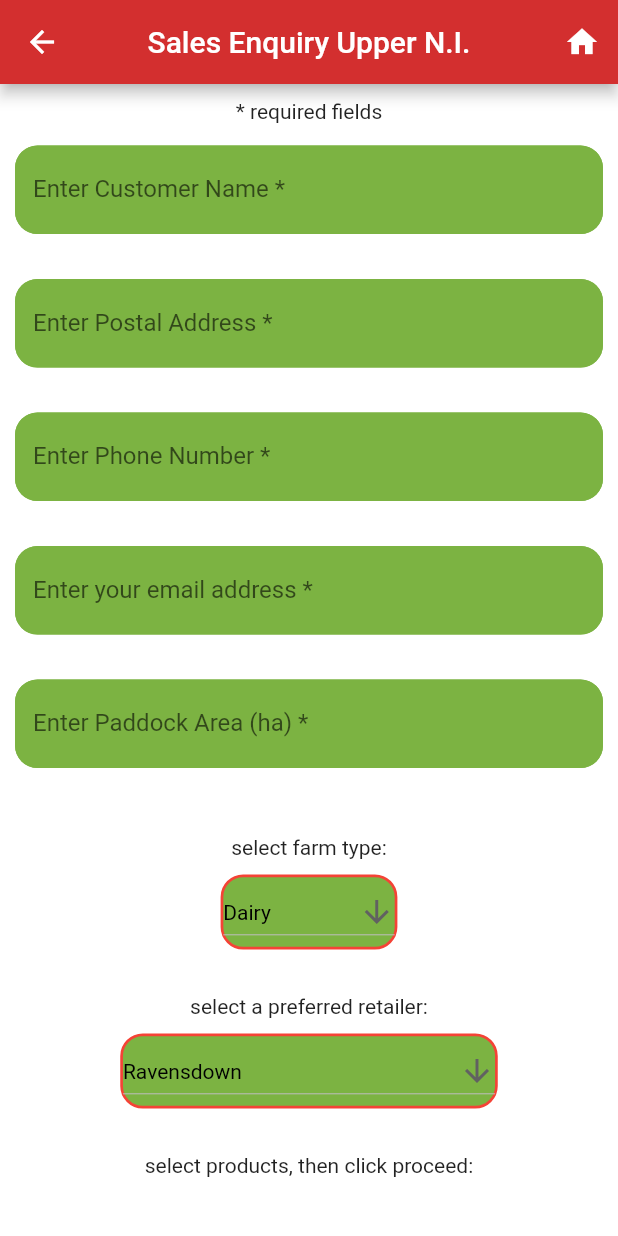
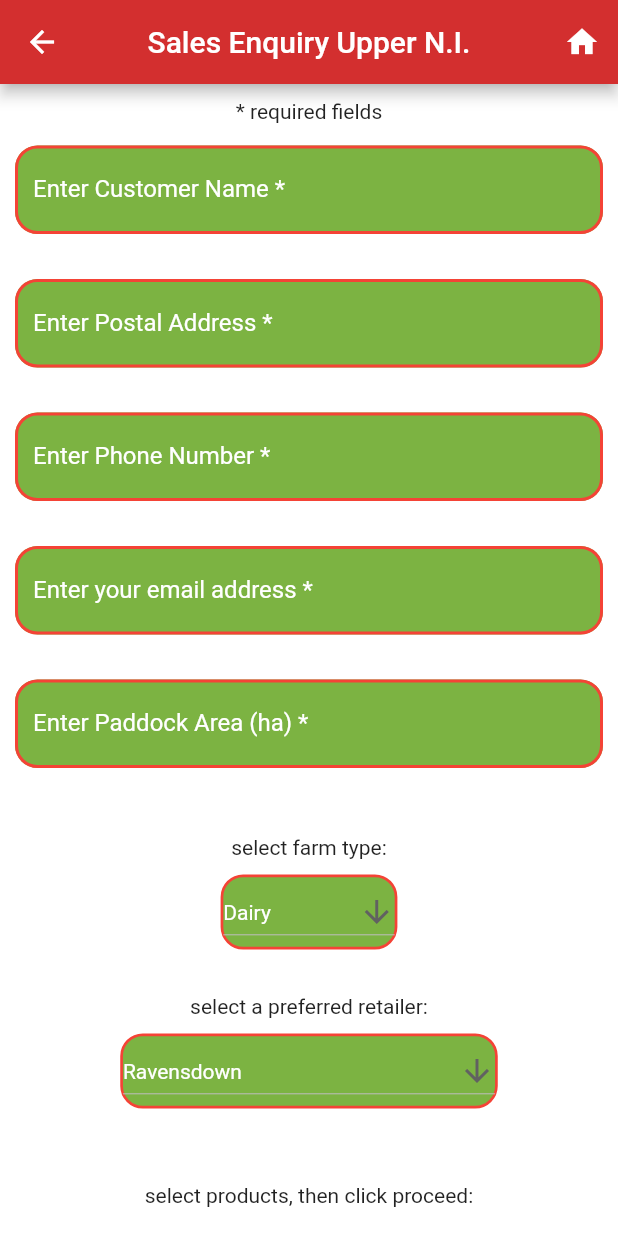
Before and after one commit to NickCameron53/Cropmark-Forage-Guide, a Flutter app: the EnquiryUNI screen opened directly, on a phone screen of 412 x 824 dp. Run offline on Flutter 3.47's test engine with Material 2 defaults, Android fonts, the phone set to English and light mode, and no system bars; our stand-ins replace multi_select_flutter, url_launcher_web; missing offline and left inert: flutter_email_sender.

Commit message:
updated sales enquiry uni

```diff
--- a/lib/salesenquiryuni.dart
+++ b/lib/salesenquiryuni.dart
@@ -14,10 +14,7 @@ class Seeds {
     this.id,
     this.name,
   });
-
-
 }
-
 
 class EnquiryUNI extends StatefulWidget {
   EnquiryUNI({Key key, this.title}) : super(key: key);
@@ -62,6 +59,9 @@ class _EnquiryState extends State<EnquiryUNI> {
     Seeds(id: 27, name: "Lactimo"),
     Seeds(id: 28, name: "Betimo"),
     Seeds(id: 29, name: "Laurena"),
+    Seeds(id: 30, name: "Avatar Pasture Pack"),
+    Seeds(id: 31, name: "Matrix Pasture Pack"),
+    Seeds(id: 32, name: "Ultra & Avatar Pasture Pack"),
   ];
   var _cultivars = _Seeds
       .map((product) => MultiSelectItem<Seeds>(product, product.name))
@@ -91,43 +91,9 @@ class _EnquiryState extends State<EnquiryUNI> {
 
   String farmtype = 'Dairy';
   String retailer = 'Ravensdown';
-  String product1 = '';
-  String product2 = '';
-  String product3 = '';
-  String product4 = '';
-  String product5 = '';
   String seedmixed = 'YES';
   String seedtreatment = 'YES';
-  var _productlist = ['',
-    'Ultra AR1 diploid perennial ryegrass',
-    'Matrix SE  diploid perennial ryegrass',
-    'Raider NEA2  diploid perennial ryegrass',
-    'Avatar NEA tetraploid perennial ryegrass',
-    'Kai  tetraploid perennial ryegrass',
-    'Barrier U2 Festulolium grass',
-    'Kainui cocksfoot',
-    'Vision cocksfoot',
-    'Appeal diploid Italian ryegrass',
-    'Sonik diploid Italian ryegrass',
-    'Vibe diploid Italian ryegrass',
-    'Blade diploid Italian ryegrass',
-    'Bullet tetraploid annual ryegrass',
-    'Dash tetraploid annual ryegrass ',
-    'Zoom tetraploid annual ryegrass',
-    'Mantra white clover',
-    'Demand white clover',
-    'Reaper red clover',
-    'Galaxie Max lucerne',
-    'Chico chicory',
-    'Oracle plantain',
-    'Coleor kale',
-    'Proteor kale',
-    'Pillar rape',
-    'Marco turnip',
-    'Geronimo fodder beet',
-    'Lactimo fodder beet',
-    'Betimo fodder beet',
-    'Laurena fodder beet',];
+
   @override
   Widget build(BuildContext context) {
     return Scaffold(
@@ -166,17 +132,19 @@ class _EnquiryState extends State<EnquiryUNI> {
                     ),
 
                     Container(
+
                       margin:
                       EdgeInsets.fromLTRB(10,15,10,15),
                       child: TextFormField(
-                        style: TextStyle(color: Colors.black),
+                        style: TextStyle(color: Colors.white),
                         controller: customerController,
                         validator: (value) {
                           if (value.isEmpty) {
-                            return "please Enter your name";
+                            return "please Enter your name (required)";
                           }
                         },
                         decoration: InputDecoration(
+
                             focusedBorder: OutlineInputBorder(
                               borderSide:
                               BorderSide(color: Colors.red, width: 2.0),
@@ -184,17 +152,19 @@ class _EnquiryState extends State<EnquiryUNI> {
                             ),
                             enabledBorder: OutlineInputBorder(
                               borderSide: BorderSide(
-                                  color: Colors.lightGreen[600], width: 2.0),
+                                  color: Colors.red, width: 2.0),
                               borderRadius: BorderRadius.circular(15),
                             ),
                             fillColor: Colors.lightGreen[600],
                             filled: true,
                             labelText: "Enter Customer Name *",
+                            labelStyle: TextStyle(color: Colors.white),
                             border: OutlineInputBorder(
                                 borderSide: BorderSide(
-                                  color: Colors.black,
+                                  color: Colors.white,
                                   width: 2.0,
                                 ))),
+
                       ),
                     ),
 
@@ -203,7 +173,7 @@ class _EnquiryState extends State<EnquiryUNI> {
                       margin:
                       EdgeInsets.fromLTRB(10,15,10,15),
                       child: TextFormField(
-                        style: TextStyle(color: Colors.black),
+                        style: TextStyle(color: Colors.white),
                         controller: addressController,
                         validator: (value) {
                           if (value.isEmpty) {
@@ -211,6 +181,7 @@ class _EnquiryState extends State<EnquiryUNI> {
                           }
                         },
                         decoration: InputDecoration(
+
                             focusedBorder: OutlineInputBorder(
                               borderSide:
                               BorderSide(color: Colors.red, width: 2.0),
@@ -218,12 +189,13 @@ class _EnquiryState extends State<EnquiryUNI> {
                             ),
                             enabledBorder: OutlineInputBorder(
                               borderSide: BorderSide(
-                                  color: Colors.lightGreen[600], width: 2.0),
+                                  color: Colors.red, width: 2.0),
                               borderRadius: BorderRadius.circular(15),
                             ),
                             fillColor: Colors.lightGreen[600],
                             filled: true,
                             labelText: "Enter Postal Address *",
+                            labelStyle: TextStyle(color: Colors.white),
                             border: OutlineInputBorder(
                                 borderSide: BorderSide(
                                   color: Colors.black,
@@ -237,7 +209,7 @@ class _EnquiryState extends State<EnquiryUNI> {
                       margin:
                       EdgeInsets.fromLTRB(10,15,10,15),
                       child: TextFormField(
-                        style: TextStyle(color: Colors.black),
+                        style: TextStyle(color: Colors.white),
                         controller: phoneController,
                         validator: (value) {
                           if (value.isEmpty) {
@@ -252,12 +224,13 @@ class _EnquiryState extends State<EnquiryUNI> {
                             ),
                             enabledBorder: OutlineInputBorder(
                               borderSide: BorderSide(
-                                  color: Colors.lightGreen[600], width: 2.0),
+                                  color: Colors.red, width: 2.0),
                               borderRadius: BorderRadius.circular(15),
                             ),
                             fillColor: Colors.lightGreen[600],
                             filled: true,
                             labelText: "Enter Phone Number *",
+                            labelStyle: TextStyle(color: Colors.white),
                             border: OutlineInputBorder(
                                 borderSide: BorderSide(
                                   color: Colors.black,
@@ -271,7 +244,7 @@ class _EnquiryState extends State<EnquiryUNI> {
                       margin:
                       EdgeInsets.fromLTRB(10,15,10,15),
                       child: TextFormField(
-                        style: TextStyle(color: Colors.black),
+                        style: TextStyle(color: Colors.white),
                         controller: emailController,
                         validator: (value) {
                           if (value.isEmpty) {
@@ -290,12 +263,13 @@ class _EnquiryState extends State<EnquiryUNI> {
                             ),
                             enabledBorder: OutlineInputBorder(
                               borderSide: BorderSide(
-                                  color: Colors.lightGreen[600], width: 2.0),
+                                  color: Colors.red, width: 2.0),
                               borderRadius: BorderRadius.circular(15),
                             ),
                             fillColor: Colors.lightGreen[600],
                             filled: true,
                             labelText: "Enter your email address *",
+                            labelStyle: TextStyle(color: Colors.white),
                             border: OutlineInputBorder(
                                 borderSide: BorderSide(
                                   color: Colors.black,
@@ -309,7 +283,7 @@ class _EnquiryState extends State<EnquiryUNI> {
                       margin:
                       EdgeInsets.fromLTRB(10,15,10,15),
                       child: TextFormField(
-                        style: TextStyle(color: Colors.black),
+                        style: TextStyle(color: Colors.white),
                         controller: paddockController,
                         validator: (value) {
                           if (value.isEmpty) {
@@ -324,12 +298,13 @@ class _EnquiryState extends State<EnquiryUNI> {
                             ),
                             enabledBorder: OutlineInputBorder(
                               borderSide: BorderSide(
-                                  color: Colors.lightGreen[600], width: 2.0),
+                                  color: Colors.red, width: 2.0),
                               borderRadius: BorderRadius.circular(15),
                             ),
                             fillColor: Colors.lightGreen[600],
                             filled: true,
                             labelText: "Enter Paddock Area (ha) *",
+                            labelStyle: TextStyle(color: Colors.white),
                             border: OutlineInputBorder(
                                 borderSide: BorderSide(
                                   color: Colors.black,
@@ -355,11 +330,12 @@ class _EnquiryState extends State<EnquiryUNI> {
                             width: 1.80),
                       ),
                       child: DropdownButton<String>(
+                        dropdownColor: Colors.lightGreen,
                         value: farmtype,
                         icon: const Icon(Icons.arrow_downward),
                         iconSize: 24,
                         elevation: 16,
-                        style: const TextStyle(color: Colors.black),
+                        style: const TextStyle(color: Colors.white),
                         onChanged: (String newValue1) {
                           setState(() {
                             farmtype = newValue1;
@@ -392,7 +368,7 @@ class _EnquiryState extends State<EnquiryUNI> {
                     // preferred retailer container
                     Container(
                       height: 50,
-                      margin: EdgeInsets.fromLTRB(50, 10, 50, 0),
+                      margin: EdgeInsets.fromLTRB(50, 10, 50, 30),
                       decoration: BoxDecoration(
                         color: Colors.lightGreen[600],
                         borderRadius: BorderRadius.circular(15.0),
@@ -402,11 +378,12 @@ class _EnquiryState extends State<EnquiryUNI> {
                             width: 1.80),
                       ),
                       child: DropdownButton<String>(
+                        dropdownColor: Colors.lightGreen,
                         value: retailer,
                         icon: const Icon(Icons.arrow_downward),
                         iconSize: 24,
                         elevation: 16,
-                        style: const TextStyle(color: Colors.black),
+                        style: const TextStyle(color: Colors.white),
                         onChanged: (String newValue) {
                           setState(() {
                             retailer = newValue;
@@ -430,27 +407,25 @@ class _EnquiryState extends State<EnquiryUNI> {
                     ),
 
                     Container(
-                      margin: EdgeInsets.fromLTRB(10, 30, 10, 0),
+                      margin: EdgeInsets.fromLTRB(50, 20, 50, 0),
                       child: Text('select products, then click proceed:'),
                     ),
 
-// add multi select product button here
                     Container(
                       alignment: Alignment.center,
-                      padding: EdgeInsets.all(20),
+                      padding: EdgeInsets.fromLTRB(50,0,50,0),
                       child: Column(
                         children: <Widget>[
                           SizedBox(height: 40),
-                          //################################################################################################
-                          // Rounded blue MultiSelectDialogField
-                          //################################################################################################
+
                           MultiSelectDialogField(
                             items: _cultivars,
-                            title: Text("Products"),
-                            selectedColor: Colors.green,
+                            title: Text("Scroll down to see and select products"),
+                            backgroundColor: Colors.lightGreen,
+                            selectedColor: Colors.black,
                             decoration: BoxDecoration(
                               color: Colors.lightGreen[600],
-                              borderRadius: BorderRadius.all(Radius.circular(40)),
+                              borderRadius: BorderRadius.all(Radius.circular(15)),
                               border: Border.all(
                                 color: Colors.red[700],
                                 width: 2,
@@ -494,11 +469,12 @@ class _EnquiryState extends State<EnquiryUNI> {
                             width: 1.80),
                       ),
                       child: DropdownButton<String>(
+                        dropdownColor: Colors.lightGreen,
                         value: seedmixed,
                         icon: const Icon(Icons.arrow_downward),
                         iconSize: 24,
                         elevation: 16,
-                        style: const TextStyle(color: Colors.black),
+                        style: const TextStyle(color: Colors.white),
                         onChanged: (String newValue1) {
                           setState(() {
                             seedmixed = newValue1;
@@ -533,11 +509,12 @@ class _EnquiryState extends State<EnquiryUNI> {
                             width: 1.80),
                       ),
                       child: DropdownButton<String>(
+                        dropdownColor: Colors.lightGreen,
                         value: seedtreatment,
                         icon: const Icon(Icons.arrow_downward),
                         iconSize: 24,
                         elevation: 16,
-                        style: const TextStyle(color: Colors.black),
+                        style: const TextStyle(color: Colors.white),
                         onChanged: (String newValue1) {
                           setState(() {
                             seedtreatment = newValue1;
@@ -587,32 +564,13 @@ class _EnquiryState extends State<EnquiryUNI> {
     var _farmtype = farmtype;
     var _paddockText = paddockController.text;
     var _retailer = retailer;
-    var _product1 = product1;
-    var _product2 = product2;
-    var _product3 = product3;
-    var _product4 = product4;
-    var _product5 = product5;
     var _seedmixed = seedmixed;
     var _seedtreatment = seedtreatment;
 
-    // Joels Testing
     var _selectedProducts = _selectedSeeds1
         .map((product) => product.name)
         .toList()
         .join(", ");
-
-    //print(_selectedProducts);
-
-    // .map((product) => MultiSelectItem<Seeds>(product, product.name))
-
-
-    //_cultivars.map((i) => a[a.id] - 1]).toList();
-    // debugPrint(_selectedProducts[0]);
-    // var _selectedProducts = _cultivars
-    //     .map((product) => (product, product.name))
-    //     .toList();
-    //List<Product> _selectedSeeds = [];
-    //List<Seeds>_selectedProducts = _cultivars;
 
     final _multiSelectKey = GlobalKey<FormFieldState>();
 
@@ -633,12 +591,8 @@ class _EnquiryState extends State<EnquiryUNI> {
         '$_retailer\n\n'
         'Seed Products:\n  '
         //'------ Products ------\n'
-        '$_selectedProducts\n  '
-        // '$_product1\n  '
-        // '$_product2\n  '
-        // '$_product3\n  '
-        // '$_product4\n  '
-        // '$_product5\n\n'
+        '$_selectedProducts\n\n\n'
+
         'Seed to be mixed:  '
         '$_seedmixed\n\n'
         'Seed to be treated:  '
@@ -660,6 +614,9 @@ class _EnquiryState extends State<EnquiryUNI> {
         );
         send(email);
       }
+      if(_selectedSeeds1.length == 32) {
+        _selectedSeeds1.clear();
+      }
     });
     debugPrint('email - > $inputEmail  message -> $inputMessage');
   }
```
Also changed, not shown: 1 other file.
